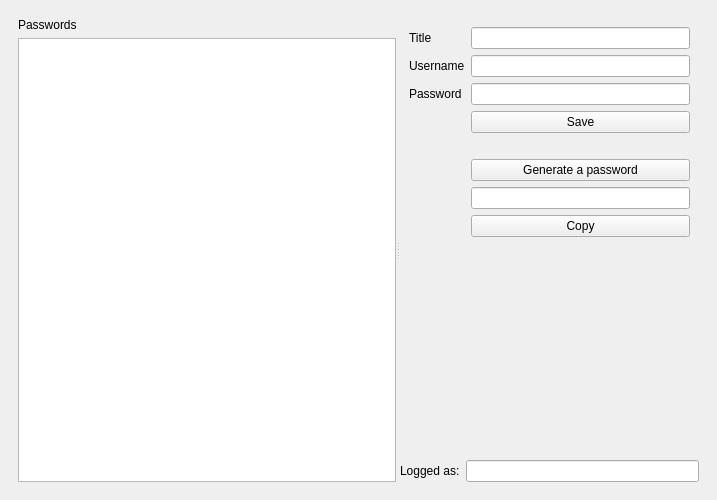
Above: ui/mainwindow.ui from llauret-iut90/BeretPass before the change. Below: the same form after it.
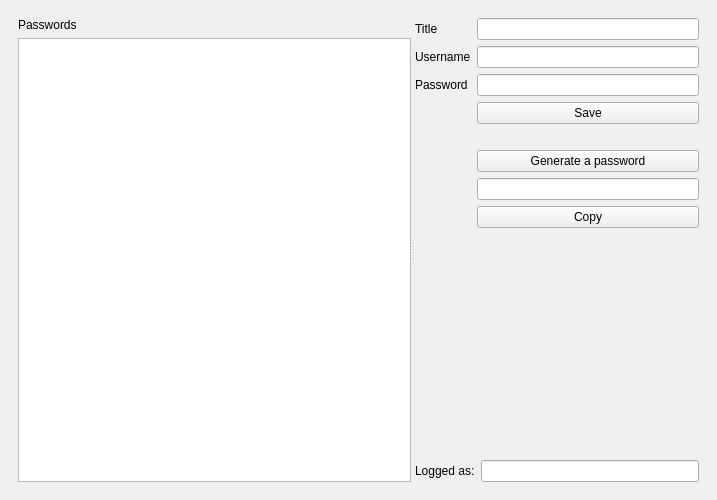
That is the form after the change. The open tabs and pages were chosen to show the change. Icons and pictures are not drawn.

What changed in the file:
```diff
--- a/ui/mainwindow.ui
+++ b/ui/mainwindow.ui
@@ -166,7 +166,6 @@
                 <widget class="QWidget" name="rightColumn">
                     <layout class="QVBoxLayout" name="ActionsButton1">
                         <item>
-                            <widget class="QWidget" name="addItemColumn">
                                 <layout class="QFormLayout" name="addItemLayout">
                                     <item row="0" column="0">
                                         <widget class="QLabel" name="titleAddItemLabel">
@@ -210,7 +209,7 @@
                                         </widget>
                                     </item>
                                     <item row="4" column="1">
-                                       <widget class="QLabel"></widget>
+               <widget class="QLabel" name="label"/>
                                     </item>
                                     <item row="5" column="1">
                                         <widget class="QPushButton" name="passwordGenerator">
@@ -237,7 +236,6 @@
                                         </widget>
                                     </item>
                                 </layout>
-                            </widget>
                         </item>
                         <item>
                            <layout class="QHBoxLayout" name="horizontalLayout1">
```
Left out of the diff: 21 changed lines with no effect on the pictures. Lines whose indentation alone changed are shown as unchanged.
